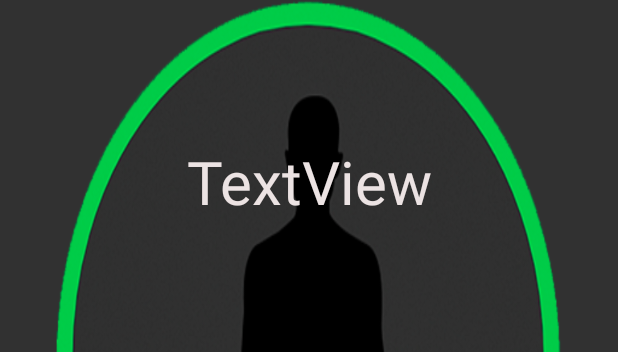
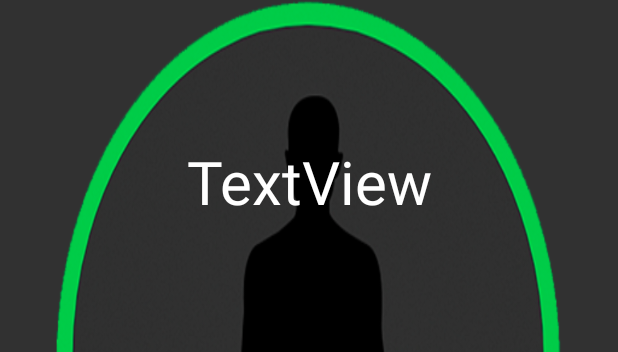
Before and after one commit to ShwetaKauthankar/Yoga-App, an Android app: the layout start_session.xml on its own in the app's theme, with its tools: preview values and no code run, on a phone screen of 412 x 824 dp. Shown: the part 443-795 px from the top of the screen. Run offline under Robolectric (Android 15) with nearby library versions, the phone set to English and light mode, and no system bars.

Commit message:
temp commit

```diff
--- a/Yoga01/app/src/main/res/layout/start_session.xml
+++ b/Yoga01/app/src/main/res/layout/start_session.xml
@@ -23,7 +23,7 @@
                 android:layout_marginTop="96dp"
                 android:text="TextView"
                 android:textAlignment="center"
-                android:textColor="#ECE3E3"
+                android:textColor="#FFFFFF"
                 android:textSize="40dp"
                 app:layout_constraintBottom_toBottomOf="parent"
                 app:layout_constraintEnd_toEndOf="parent"
```
